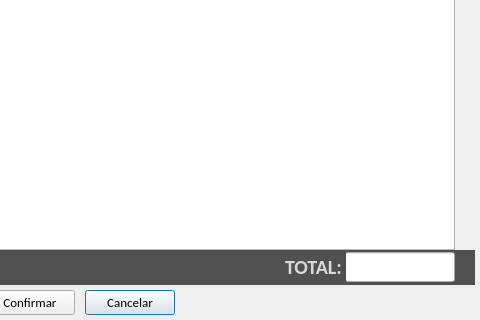
Before: the Qt Designer form loja/tela_comprar.ui in jmessias1725/sexloja, drawn with Qt 5; both pictures show x 320 to 800 and y 295 to 615 of the 800 by 615 pixel window.
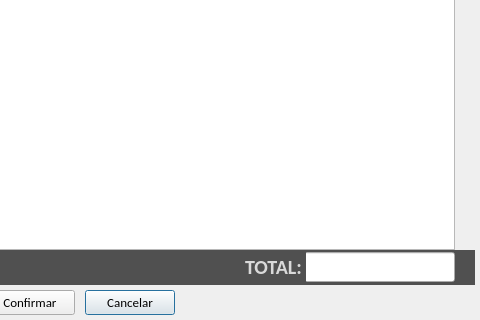
After: the same form once the commit is applied. Icons and pictures are not drawn.

```diff
--- a/loja/tela_comprar.ui
+++ b/loja/tela_comprar.ui
@@ -659,9 +659,9 @@
    <widget class="QLineEdit" name="le_total">
     <property name="geometry">
      <rect>
-      <x>660</x>
+      <x>619</x>
       <y>2</y>
-      <width>110</width>
+      <width>151</width>
       <height>30</height>
      </rect>
     </property>
@@ -686,7 +686,7 @@
    <widget class="QLabel" name="lb_total">
     <property name="geometry">
      <rect>
-      <x>600</x>
+      <x>560</x>
       <y>2</y>
       <width>61</width>
       <height>30</height>
```
